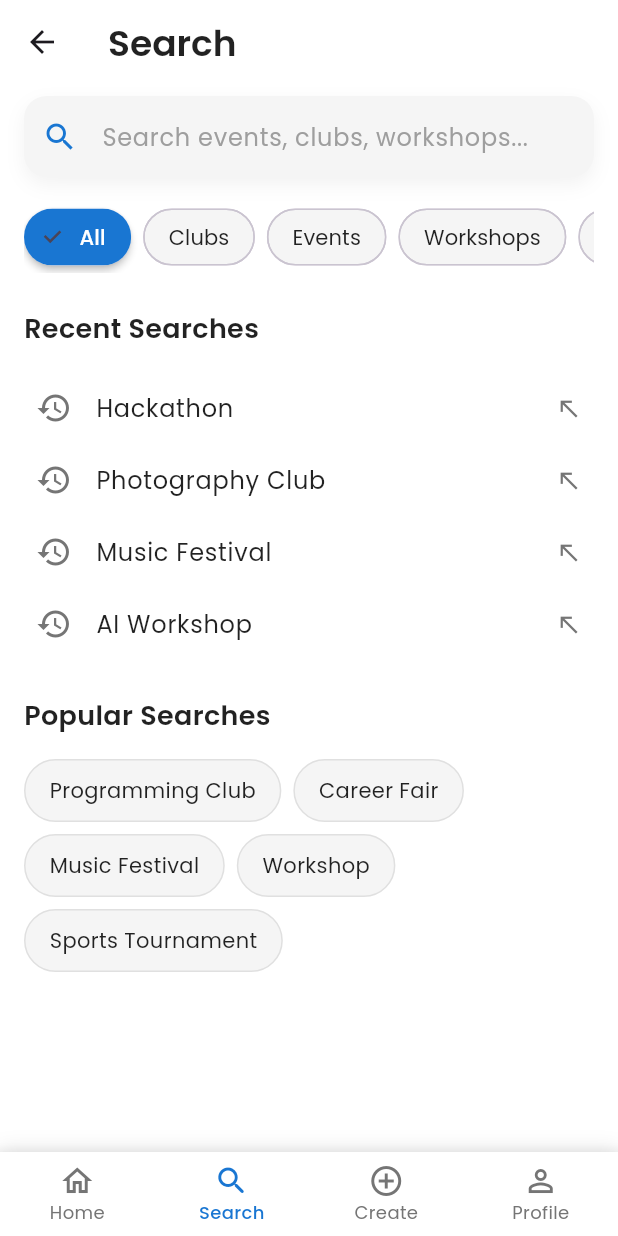
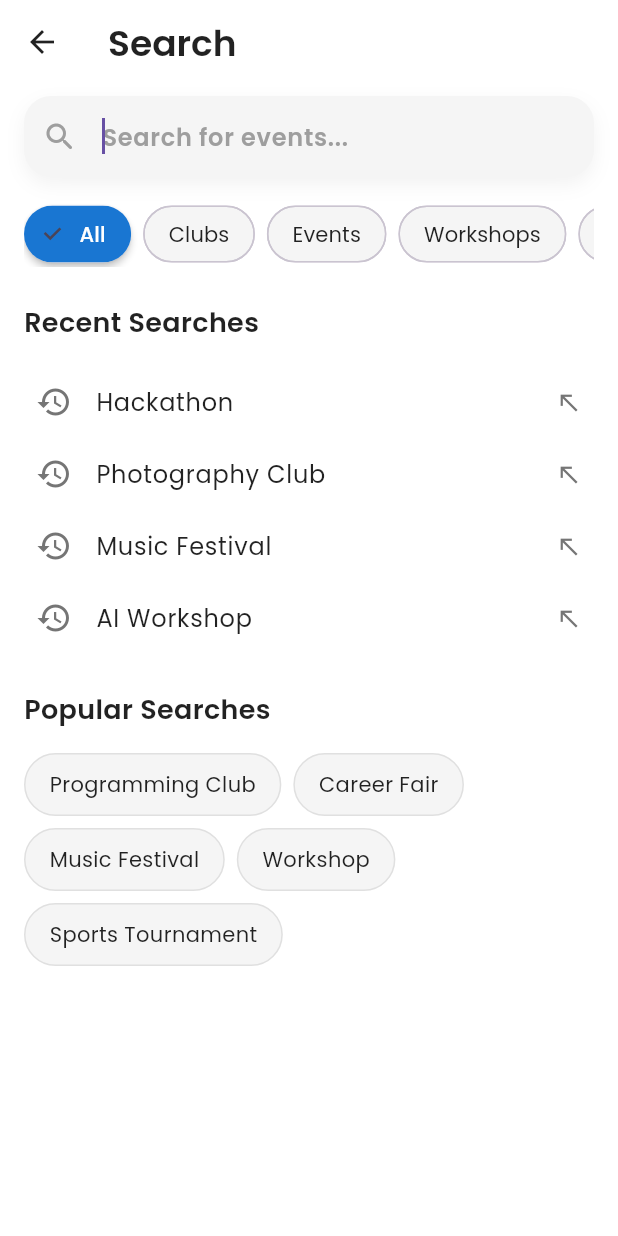
Before and after one commit to xponent-dmg/pathfinder, a Flutter app: the SearchPage screen opened by its route, on a phone screen of 412 x 824 dp. Run offline on Flutter 3.47's test engine with Material 3 defaults, Android fonts, the phone set to English and light mode, and no system bars; our stand-ins replace flutter_secure_storage, google_fonts, image_picker, syncfusion_flutter_datepicker; accounts and stored records are empty.

Commit message:
feat: updated bottom navbar functionlity, added a new favourite dummy page, added search from home functionality

```diff
--- a/front_end/lib/main.dart
+++ b/front_end/lib/main.dart
@@ -35,7 +35,7 @@ class MyApp extends StatelessWidget {
         primarySwatch: Colors.blue,
         visualDensity: VisualDensity.adaptivePlatformDensity,
       ),
-      initialRoute: '/',
+      initialRoute: '/home',
       routes: {
         '/': (context) => const StartPage(),
         '/home': (context) => const HomePage(),
--- a/front_end/lib/screens/event_create_page.dart
+++ b/front_end/lib/screens/event_create_page.dart
@@ -3,7 +3,6 @@ import 'package:flutter/services.dart';
 import '../widgets/custom_snackbar.dart';
 import 'dart:io';
 import 'package:image_picker/image_picker.dart';
-import '../widgets/bottom_navbar.dart';
 
 class EventCreatePage extends StatefulWidget {
   const EventCreatePage({super.key});
@@ -142,7 +141,7 @@ class _EventCreatePageState extends State<EventCreatePage> {
 
         // Navigate back after success
         Future.delayed(Duration(seconds: 1), () {
-          Navigator.pop(context);
+          Navigator.pushReplacementNamed(context, '/home');
         });
       });
     }
@@ -594,7 +593,6 @@ class _EventCreatePageState extends State<EventCreatePage> {
           ),
         ),
       ),
-      bottomNavigationBar: BottomNavbar(selectedIndex: 2),
     );
   }
 }
--- a/front_end/lib/screens/search_page.dart
+++ b/front_end/lib/screens/search_page.dart
@@ -1,7 +1,6 @@
 import 'package:flutter/material.dart';
 import 'package:google_fonts/google_fonts.dart';
 import 'dart:async';
-import '../widgets/bottom_navbar.dart';
 
 class SearchPage extends StatefulWidget {
   const SearchPage({super.key});
@@ -187,6 +186,8 @@ class _SearchPageState extends State<SearchPage>
   @override
   Widget build(BuildContext context) {
     return Scaffold(
+      resizeToAvoidBottomInset:
+          true, // Add this to resize when keyboard appears
       backgroundColor: Colors.white,
       appBar: AppBar(
         backgroundColor: Colors.white,
@@ -199,6 +200,10 @@ class _SearchPageState extends State<SearchPage>
             fontSize: 24,
           ),
         ),
+        leading: IconButton(
+          icon: Icon(Icons.arrow_back, color: Colors.black87),
+          onPressed: () => Navigator.of(context).pop(),
+        ),
         bottom: PreferredSize(
           preferredSize: Size.fromHeight(70),
           child: Padding(
@@ -207,10 +212,10 @@ class _SearchPageState extends State<SearchPage>
             child: Container(
               decoration: BoxDecoration(
                 color: Colors.grey[100],
-                borderRadius: BorderRadius.circular(15),
+                borderRadius: BorderRadius.circular(18),
                 boxShadow: [
                   BoxShadow(
-                    color: Colors.black.withOpacity(0.05),
+                    color: Colors.black.withAlpha(13),
                     blurRadius: 10,
                     offset: Offset(0, 5),
                   )
@@ -219,10 +224,12 @@ class _SearchPageState extends State<SearchPage>
               child: TextField(
                 controller: _searchController,
                 focusNode: _searchFocus,
+                autofocus: true,
                 decoration: InputDecoration(
-                  hintText: "Search events, clubs, workshops...",
-                  hintStyle: TextStyle(color: Colors.grey[500]),
-                  prefixIcon: Icon(Icons.search, color: Colors.blue[700]),
+                  hintText: "Search for events...",
+                  hintStyle: TextStyle(
+                      color: Colors.grey[500], fontWeight: FontWeight.w600),
+                  prefixIcon: Icon(Icons.search_rounded, color: Colors.grey),
                   suffixIcon: _searchController.text.isNotEmpty
                       ? IconButton(
                           icon: Icon(Icons.clear, color: Colors.grey[600]),
@@ -255,11 +262,14 @@ class _SearchPageState extends State<SearchPage>
           ),
         ),
       ),
-      body: Column(
+      body: SafeArea(
+        child: Column(
           crossAxisAlignment: CrossAxisAlignment.start,
           children: [
-          // Category filter chips
-          Padding(
+            // Category filter chips - Make more compact when keyboard is open
+            Container(
+              height: MediaQuery.of(context).viewInsets.bottom > 0 ? 50 : 60,
+              child: Padding(
                 padding:
                     const EdgeInsets.symmetric(horizontal: 16.0, vertical: 8.0),
                 child: SingleChildScrollView(
@@ -275,8 +285,13 @@ class _SearchPageState extends State<SearchPage>
                           label: Text(category),
                           labelStyle: TextStyle(
                             color: isSelected ? Colors.white : Colors.black87,
-                        fontWeight:
-                            isSelected ? FontWeight.w500 : FontWeight.normal,
+                            fontWeight: isSelected
+                                ? FontWeight.w500
+                                : FontWeight.normal,
+                            fontSize:
+                                MediaQuery.of(context).viewInsets.bottom > 0
+                                    ? 12
+                                    : 14,
                           ),
                           selectedColor: Colors.blue[700],
                           backgroundColor: Colors.grey[100],
@@ -284,31 +299,43 @@ class _SearchPageState extends State<SearchPage>
                             _selectCategory(category);
                           },
                           elevation: isSelected ? 2 : 0,
-                      shadowColor: Colors.black.withOpacity(0.3),
+                          shadowColor: Colors.black.withAlpha(76),
                           shape: RoundedRectangleBorder(
                             borderRadius: BorderRadius.circular(50),
                           ),
+                          // Make chips smaller when keyboard is visible
+                          visualDensity:
+                              MediaQuery.of(context).viewInsets.bottom > 0
+                                  ? VisualDensity(horizontal: -1, vertical: -1)
+                                  : VisualDensity.standard,
+                          padding: MediaQuery.of(context).viewInsets.bottom > 0
+                              ? EdgeInsets.symmetric(horizontal: 8, vertical: 4)
+                              : null,
                         ),
                       );
                     }).toList(),
                   ),
                 ),
               ),
+            ),
 
-          // Recent searches or results
-          Expanded(
-            child:
-                !_hasSearched ? _buildRecentSearches() : _buildSearchResults(),
+            // Recent searches or results - Use Flexible instead of Expanded for better adaptation
+            Flexible(
+              child: !_hasSearched
+                  ? _buildRecentSearches()
+                  : _buildSearchResults(),
             ),
           ],
         ),
-      bottomNavigationBar: BottomNavbar(selectedIndex: 1),
+      ),
     );
   }
 
-  // Build recent searches widget
+  // Build recent searches widget with scrollable content
   Widget _buildRecentSearches() {
-    return Padding(
+    return SingleChildScrollView(
+      physics: BouncingScrollPhysics(),
+      child: Padding(
         padding: const EdgeInsets.all(16.0),
         child: Column(
           crossAxisAlignment: CrossAxisAlignment.start,
@@ -392,12 +419,16 @@ class _SearchPageState extends State<SearchPage>
                 );
               }).toList(),
             ),
+            // Add extra space at bottom for keyboard
+            SizedBox(
+                height: MediaQuery.of(context).viewInsets.bottom > 0 ? 120 : 0),
           ],
+        ),
       ),
     );
   }
 
-  // Build search results widget
+  // Build search results widget with scrollable content
   Widget _buildSearchResults() {
     if (_filteredResults.isEmpty) {
       return Center(
@@ -435,12 +466,16 @@ class _SearchPageState extends State<SearchPage>
       child: ListView.builder(
         padding: EdgeInsets.all(16),
         itemCount: _filteredResults.length,
+        // Add extra padding when keyboard is visible
+        keyboardDismissBehavior: ScrollViewKeyboardDismissBehavior.onDrag,
         itemBuilder: (context, index) {
           final result = _filteredResults[index];
           return Padding(
             padding: const EdgeInsets.only(bottom: 16.0),
             child: GestureDetector(
               onTap: () {
+                // Dismiss keyboard when tapping on a result
+                FocusScope.of(context).unfocus();
                 Navigator.pushNamed(context, '/event_page');
               },
               child: Container(
--- a/front_end/lib/widgets/bottom_navbar.dart
+++ b/front_end/lib/widgets/bottom_navbar.dart
@@ -2,8 +2,13 @@ import 'package:flutter/material.dart';
 
 class BottomNavbar extends StatelessWidget {
   final int selectedIndex;
+  final Function(int)? onItemTapped;
 
-  const BottomNavbar({super.key, this.selectedIndex = 0});
+  const BottomNavbar({
+    super.key,
+    this.selectedIndex = 0,
+    this.onItemTapped,
+  });
 
   @override
   Widget build(BuildContext context) {
@@ -19,24 +24,7 @@ class BottomNavbar extends StatelessWidget {
       ),
       child: BottomNavigationBar(
         currentIndex: selectedIndex,
-        onTap: (index) {
-          if (index != selectedIndex) {
-            switch (index) {
-              case 0:
-                Navigator.pushReplacementNamed(context, '/home');
-                break;
-              case 1:
-                Navigator.pushReplacementNamed(context, '/search');
-                break;
-              case 2:
-                Navigator.pushReplacementNamed(context, '/event_create');
-                break;
-              case 3:
-                Navigator.pushReplacementNamed(context, '/profile');
-                break;
-            }
-          }
-        },
+        onTap: onItemTapped,
         type: BottomNavigationBarType.fixed,
         backgroundColor: Colors.white,
         selectedItemColor: Colors.blue[700],
@@ -52,9 +40,9 @@ class BottomNavbar extends StatelessWidget {
             label: 'Home',
           ),
           BottomNavigationBarItem(
-            icon: Icon(Icons.search),
-            activeIcon: Icon(Icons.search_rounded),
-            label: 'Search',
+            icon: Icon(Icons.explore_outlined),
+            activeIcon: Icon(Icons.explore),
+            label: 'Explore',
           ),
           BottomNavigationBarItem(
             icon: Icon(Icons.add_circle_outline),
@@ -62,9 +50,9 @@ class BottomNavbar extends StatelessWidget {
             label: 'Create',
           ),
           BottomNavigationBarItem(
-            icon: Icon(Icons.person_outline),
-            activeIcon: Icon(Icons.person),
-            label: 'Profile',
+            icon: Icon(Icons.favorite_outline),
+            activeIcon: Icon(Icons.favorite),
+            label: 'Follow',
           ),
         ],
       ),
```
Also changed, not shown: front_end/lib/providers/user_provider.dart (+3 -4 lines), front_end/lib/screens/follow_page.dart (added, +355 -0 lines), front_end/lib/screens/home_page.dart (+40 -3 lines), front_end/lib/screens/start_page.dart (+30 -28 lines), front_end/lib/widgets/filter_overlay.dart (+17 -24 lines), front_end/lib/widgets/header.dart (+15 -7 lines), 4 other files. Lines whose indentation alone changed are shown as unchanged.
